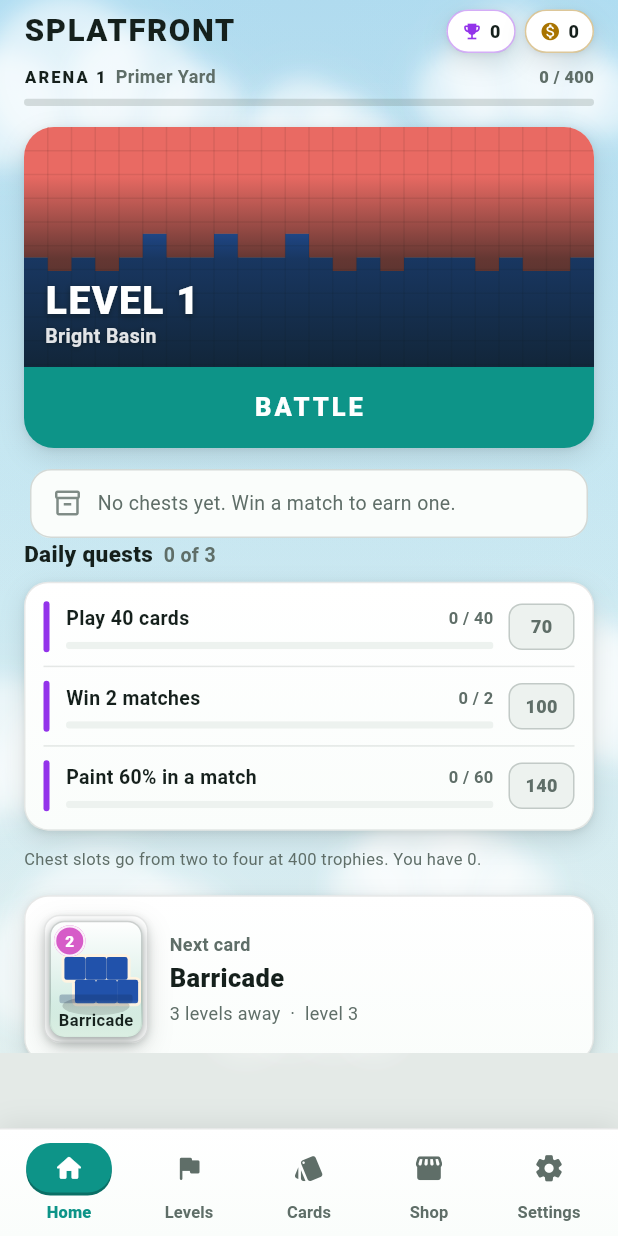
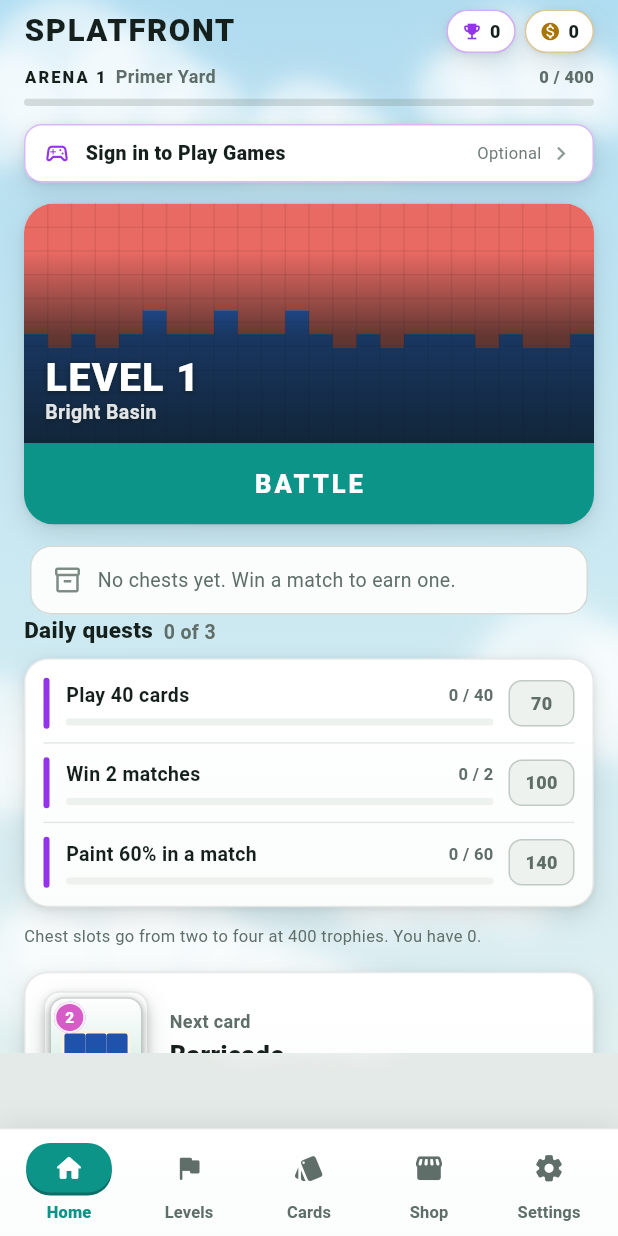
Before and after one commit to portalcrafterdev/splatfront, a Flutter app: the screen it shows after launch, on a phone screen of 412 x 824 dp. Run offline on Flutter 3.47's test engine with Material 3 defaults, Android fonts, the light colour scheme and no system bars; our stand-ins replace flutter_riverpod, google_mobile_ads, hive_flutter, rive; missing offline and left inert: flame, flame_audio, games_services; accounts and stored records are empty; network calls fail; statements that could not run were skipped.

Commit message:
feat: implement Play Games sign-in prompt and handle silent sign-in logic

```diff
--- a/lib/core/games/game_services.dart
+++ b/lib/core/games/game_services.dart
@@ -45,27 +45,40 @@ abstract final class GameServices {
   /// without every screen having to poll.
   static final ValueNotifier<int> revision = ValueNotifier(0);
 
-  /// Attempts the silent sign-in the platforms both offer at launch.
+  /// Asks whether there is already a signed-in player. Shows nothing.
   ///
-  /// Silent on purpose: Play Games shows its own welcome banner if the player
-  /// has signed in before, and throwing an account chooser at somebody who
-  /// just opened a single-player game is the sort of thing that gets an app
-  /// closed. The explicit [signIn] is behind a button they choose to press.
+  /// **This must never be `signIn()`.** It was, and it was wrong: Play Games
+  /// Services v2 treats `signIn` as an explicit request and puts its full
+  /// account sheet on screen — so launching the app threw a Google sign-in
+  /// dialog over the splash before anybody had seen the game. That is exactly
+  /// the thing this was supposed to avoid, and on a single-player game it is
+  /// the sort of prompt that gets an app closed rather than played.
+  ///
+  /// `isSignedIn` is the silent question. If the player has connected before,
+  /// the platform restores the session on its own and this reports it; if
+  /// they have not, nothing appears and the button on Home is there for when
+  /// they want it.
   static Future<void> start() async {
     if (_started) return;
     _started = true;
     try {
-      // On Android this resolves against the already-authenticated Play
-      // Games session and does nothing visible if there is not one.
-      final result = await gs.GamesServices.signIn();
-      _signedIn = result != null && !result.toLowerCase().contains('error');
+      // Bounded, and it has to be. The plugin implements `isSignedIn` as a
+      // Completer waiting on its player stream with no timeout of its own, so
+      // on a device with no Play Services — or in a test binding — it never
+      // completes at all rather than failing. An unbounded await here would
+      // leave this permanently half-started and the Home prompt frozen on
+      // "Connecting…".
+      _signedIn = await gs.GamesServices.isSignedIn.timeout(
+        const Duration(seconds: 8),
+        onTimeout: () => false,
+      );
       if (_signedIn) await _readPlayer();
     } catch (error) {
       // The overwhelmingly common cause in development is a signing
       // certificate whose SHA-1 is not registered against the Play Games
       // project, which surfaces here as an opaque platform error. It is not
       // something the player can act on, so it stays in the log.
-      debugPrint('Play Games silent sign-in unavailable: $error');
+      debugPrint('Play Games not available: $error');
       _signedIn = false;
     }
     revision.value++;
--- a/lib/ui/screens/home_screen.dart
+++ b/lib/ui/screens/home_screen.dart
@@ -1,12 +1,14 @@
 import 'dart:async';
 import 'dart:math' as math;
 
-import 'package:flutter/foundation.dart' show kDebugMode;
+import 'package:flutter/foundation.dart'
+    show TargetPlatform, defaultTargetPlatform, kDebugMode;
 import 'package:flutter/material.dart';
 import 'package:flutter_riverpod/flutter_riverpod.dart';
 
+import '../../core/audio.dart';
 import '../../core/game_data.dart';
-import '../../core/audio.dart';
+import '../../core/games/game_services.dart';
 import '../../core/palette.dart';
 import '../../core/save/player_profile.dart';
 import '../../game/arena/arena_layout.dart';
@@ -130,6 +132,7 @@ class _PlayerPane extends ConsumerWidget {
               nextAt: data.nextArenaThreshold(profile.trophies),
             ),
           ),
+          const _PlayGamesPrompt(),
           const SizedBox(height: 14),
           // The hero, and the only loud thing on the page.
           //
@@ -169,6 +172,120 @@ class _PlayerPane extends ConsumerWidget {
           ],
         ],
       ),
+    );
+  }
+}
+
+/// The Play Games / Game Center sign-in, on Home.
+///
+/// **It disappears once you use it.** A permanent account row on the home
+/// screen of a single-player game is a line of chrome that does nothing for
+/// anybody who has already connected — and, worse, it competes with the one
+/// thing this page exists to get you to press. Signed in, this builds
+/// nothing at all and Settings carries the connected state instead.
+///
+/// Slim and quiet by design: it is the only element on Home that is not part
+/// of playing, so it takes one line, uses the secondary accent rather than
+/// the action colour, and sits above the board card rather than beside it.
+/// Nothing here gates a level, a chest or a card — section 14's rule that v1
+/// never pretends to be more than single player cuts the same way.
+class _PlayGamesPrompt extends StatefulWidget {
+  const _PlayGamesPrompt();
+
+  @override
+  State<_PlayGamesPrompt> createState() => _PlayGamesPromptState();
+}
+
+class _PlayGamesPromptState extends State<_PlayGamesPrompt> {
+  bool _pressed = false;
+
+  String get _serviceName => defaultTargetPlatform == TargetPlatform.iOS
+      ? 'Game Center'
+      : 'Play Games';
+
+  Future<void> _signIn() async {
+    setState(() => _pressed = true);
+    final ok = await GameServices.signIn();
+    if (!mounted) return;
+    setState(() => _pressed = false);
+    if (!ok) {
+      // Said out loud rather than left as a button that did nothing. The
+      // usual cause in a debug build is a signing certificate not registered
+      // against the Play Games project, which the player can do nothing
+      // about — so the wording blames the connection and does not pretend to
+      // diagnose it.
+      ScaffoldMessenger.of(context).showSnackBar(
+        SnackBar(
+          content: Text('Could not connect to $_serviceName.'),
+          duration: const Duration(seconds: 3),
+        ),
+      );
+    }
+  }
+
+  @override
+  Widget build(BuildContext context) {
+    // Rebuilds off the notifier rather than polling, because the silent
+    // sign-in at launch resolves in the background — this row has to be able
+    // to vanish on its own when it does.
+    return ValueListenableBuilder<int>(
+      valueListenable: GameServices.revision,
+      builder: (context, revision, _) {
+        if (GameServices.isSignedIn) return const SizedBox.shrink();
+        final busy = _pressed || GameServices.isBusy;
+
+        return Padding(
+          padding: const EdgeInsets.only(top: 12),
+          child: PressScale(
+            onTap: busy ? null : _signIn,
+            child: Container(
+              padding: const EdgeInsets.symmetric(horizontal: 12, vertical: 9),
+              decoration: BoxDecoration(
+                color: Palette.uiSurfaceHigh,
+                borderRadius: BorderRadius.circular(12),
+                border: Border.all(
+                  color: Palette.info.withValues(alpha: 0.35),
+                  width: 1,
+                ),
+                boxShadow: Panel.softShadow,
+              ),
+              child: Row(
+                children: [
+                  Icon(
+                    Icons.sports_esports_outlined,
+                    size: 18,
+                    color: Palette.info,
+                  ),
+                  const SizedBox(width: 10),
+                  Expanded(
+                    child: Text(
+                      busy ? 'Connecting…' : 'Sign in to $_serviceName',
+                      style: const TextStyle(
+                        color: Palette.uiText,
+                        fontSize: 13,
+                        fontWeight: FontWeight.w800,
+                      ),
+                    ),
+                  ),
+                  Text(
+                    'Optional',
+                    style: TextStyle(
+                      color: Palette.uiTextDim.withValues(alpha: 0.9),
+                      fontSize: 11,
+                    ),
+                  ),
+                  const SizedBox(width: 4),
+                  Icon(
+                    Icons.chevron_right,
+                    size: 18,
+                    color: Palette.uiTextDim.withValues(alpha: 0.7),
+                  ),
+                ],
+              ),
+            ),
+          ),
+        );
+      },
     );
   }
 }
```
Also changed, not shown: lib/ui/screens/settings_screen.dart (+11 -0 lines), 2 other files.
